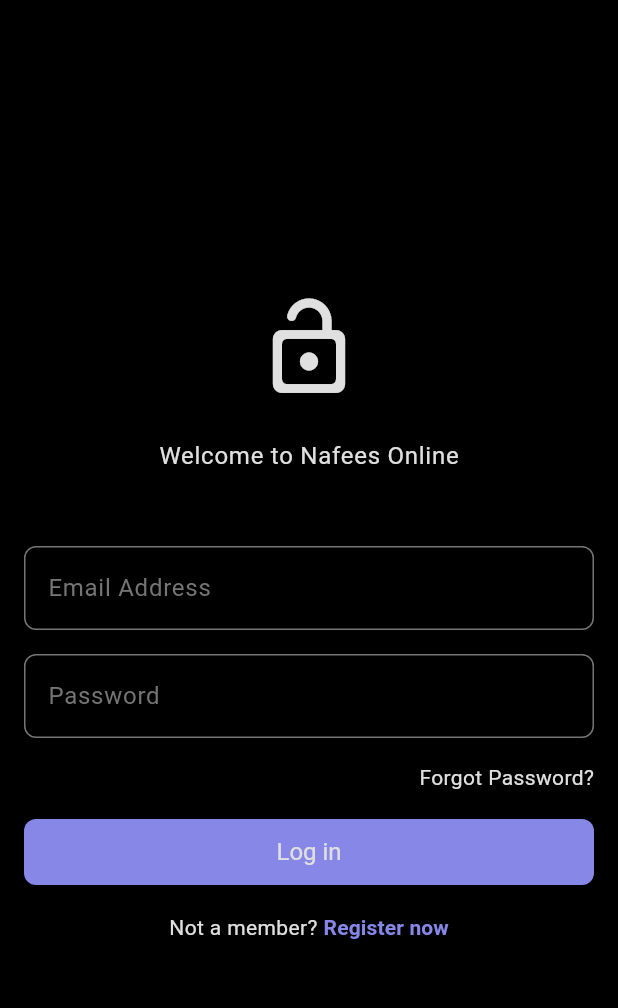
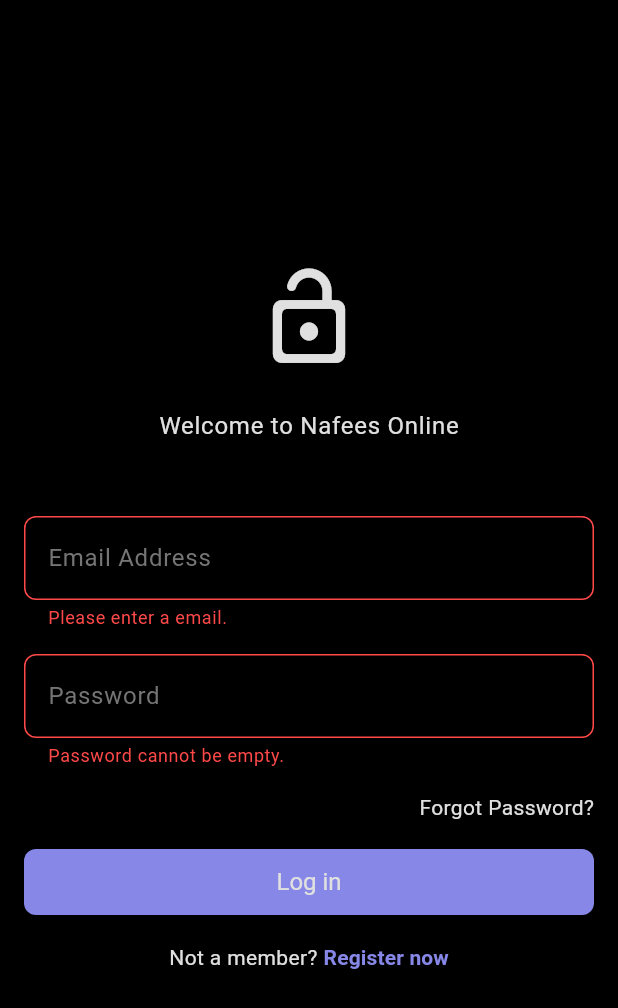
Before and after one commit to Bilawal-Mehfooz-Malik/simple_food_app, a Flutter app: the screen it shows after launch, after a tap on "Log in", on a phone screen of 412 x 824 dp. Shown: the top 1008 px of the screen. Run offline on Flutter 3.47's test engine with Material 3 defaults, Android fonts, the light colour scheme and no system bars; our stand-ins replace email_validator, flutter_credit_card, flutter_riverpod, riverpod_annotation; generated files the repository leaves out were written again.

Commit message:
added validators

```diff
--- a/lib/components/custom_textfield.dart
+++ b/lib/components/custom_textfield.dart
@@ -3,25 +3,31 @@
 import 'package:simple_food_app/utils/extensions.dart';
 
 class CustomTextField extends StatelessWidget {
-  final TextEditingController controller;
-  final String hintText;
-  final bool obscureText;
   const CustomTextField({
     super.key,
     required this.hintText,
     required this.controller,
     this.obscureText = false,
+    required this.validator,
   });
+
+  final TextEditingController controller;
+  final String hintText;
+  final bool obscureText;
+  final String? Function(String?)? validator;
 
   @override
   Widget build(BuildContext context) {
-    return TextField(
+    return TextFormField(
+      validator: validator,
       controller: controller,
       obscureText: obscureText,
       decoration: InputDecoration(
         hintText: hintText,
         enabledBorder: _border(context.color.onSecondary),
         focusedBorder: _border(context.color.primary),
+        errorBorder: _border(context.color.error),
+        focusedErrorBorder: _border(context.color.primary),
         hintStyle: TextStyle(color: context.color.onSecondary),
       ),
     );
--- a/lib/components/responsive_center.dart
+++ b/lib/components/responsive_center.dart
@@ -26,6 +26,9 @@
     return Center(
       child: LayoutBuilder(builder: (context, constraints) {
         return Container(
+          margin: showBorder && constraints.maxWidth >= maxContentWidth
+              ? const EdgeInsets.all(Sizes.p4)
+              : null,
           decoration: showBorder && constraints.maxWidth >= maxContentWidth
               ? BoxDecoration(
                   border: Border.all(color: context.color.secondary),
--- a/lib/features/auth/presentation/common/buttons_section.dart
+++ /dev/null
@@ -1,55 +0,0 @@
-import 'package:flutter/material.dart';
-import 'package:simple_food_app/components/app_sizes.dart';
-import 'package:simple_food_app/features/auth/presentation/login/login_screen.dart';
-import 'package:simple_food_app/features/auth/presentation/signup/signup_screen.dart';
-import 'package:simple_food_app/features/auth/presentation/common/bottom_toggle_button.dart';
-
-class ButtonsSection extends StatelessWidget {
-  const ButtonsSection({
-    super.key,
-    required this.loginOrSignup,
-    required this.firstText,
-    required this.secondText,
-  });
-
-  final String loginOrSignup;
-  final String firstText;
-  final String secondText;
-
-  @override
-  Widget build(BuildContext context) {
-    return Column(
-      children: [
-        //* Log In Button
-        ElevatedButton(onPressed: () {}, child: Text(loginOrSignup)),
-        gapH16,
-
-        //* Not a member? register now
-        BottomToggleButton(
-          firstText: firstText,
-          secondText: secondText,
-          onTap: () => _toggleAuth(context),
-        ),
-      ],
-    );
-  }
-
-  void _toggleAuth(BuildContext context) {
-    Navigator.of(context).pushReplacement(
-      MaterialPageRoute(
-        builder: (context) {
-          switch (loginOrSignup) {
-            case 'sign up':
-              return const LoginScreen();
-
-            case 'Log in':
-              return const SignupScreen();
-
-            default:
-              return const LoginScreen();
-          }
-        },
-      ),
-    );
-  }
-}
--- a/lib/features/auth/presentation/common/text_field_section.dart
+++ b/lib/features/auth/presentation/common/text_field_section.dart
@@ -2,15 +2,18 @@
 import 'package:simple_food_app/components/app_sizes.dart';
 import 'package:simple_food_app/utils/string_hardcoded.dart';
 import 'package:simple_food_app/components/custom_textfield.dart';
+import 'package:simple_food_app/utils/validators.dart';
 
 class TextFieldSection extends StatelessWidget {
   const TextFieldSection({
     super.key,
     required this.emailController,
     required this.passController,
+    this.nameController,
     this.cnfrmPassController,
   });
 
+  final TextEditingController? nameController;
   final TextEditingController emailController;
   final TextEditingController passController;
   final TextEditingController? cnfrmPassController;
@@ -19,10 +22,21 @@
   Widget build(BuildContext context) {
     return Column(
       children: [
+        //* Name Text Field
+        if (cnfrmPassController != null) ...[
+          CustomTextField(
+            hintText: 'Full Name'.hardcoded,
+            controller: cnfrmPassController!,
+            validator: Validators.validateName,
+          ),
+          gapH16,
+        ],
+
         //* Email Text Field
         CustomTextField(
           hintText: 'Email Address'.hardcoded,
           controller: emailController,
+          validator: Validators.validateEmail,
         ),
         gapH16,
 
@@ -30,6 +44,7 @@
         CustomTextField(
           hintText: 'Password'.hardcoded,
           controller: passController,
+          validator: Validators.validatePassword,
         ),
 
         //* Confirm Password Text Field
@@ -38,6 +53,8 @@
           CustomTextField(
             hintText: 'Confirm Password'.hardcoded,
             controller: cnfrmPassController!,
+            validator: (value) =>
+                Validators.validateConfirmPassword(value, passController.text),
           ),
         ],
       ],
--- a/lib/features/auth/presentation/forgot_password/forgot_content_controller.dart
+++ b/lib/features/auth/presentation/forgot_password/forgot_content_controller.dart
@@ -2,10 +2,12 @@
 
 part 'forgot_content_controller.g.dart';
 
+enum ForgotContent { resetPassword, emailSent }
+
 @riverpod
 class ForgotContentController extends _$ForgotContentController {
   @override
-  bool build() => false;
+  ForgotContent build() => ForgotContent.resetPassword;
 
-  void updateContent() => state = true;
+  void updateContent() => state = ForgotContent.emailSent;
 }
--- a/lib/features/auth/presentation/forgot_password/forgot_password_button.dart
+++ b/lib/features/auth/presentation/forgot_password/forgot_password_button.dart
@@ -40,7 +40,7 @@
             builder: (_, ref, __) {
               final content = ref.watch(forgotContentControllerProvider);
 
-              return content == false
+              return content == ForgotContent.resetPassword
                   ? ResetPassword(emailController: emailController)
                   : const EmailSent();
             },
--- a/lib/features/auth/presentation/forgot_password/reset_password.dart
+++ b/lib/features/auth/presentation/forgot_password/reset_password.dart
@@ -5,6 +5,7 @@
 import 'package:simple_food_app/features/auth/presentation/forgot_password/forgot_content_controller.dart';
 import 'package:simple_food_app/utils/extensions.dart';
 import 'package:simple_food_app/utils/string_hardcoded.dart';
+import 'package:simple_food_app/utils/validators.dart';
 
 class ResetPassword extends StatelessWidget {
   const ResetPassword({super.key, required this.emailController});
@@ -35,6 +36,7 @@
         CustomTextField(
           hintText: 'Email Address'.hardcoded,
           controller: emailController,
+          validator: Validators.validateEmail,
         ),
         gapH24,
 
--- a/lib/features/auth/presentation/login/login_screen.dart
+++ b/lib/features/auth/presentation/login_screen.dart
@@ -3,10 +3,11 @@
 import 'package:simple_food_app/utils/string_hardcoded.dart';
 import 'package:simple_food_app/components/breakpoints.dart';
 import 'package:simple_food_app/components/responsive_center.dart';
+import 'package:simple_food_app/features/auth/presentation/signup_screen.dart';
 import 'package:simple_food_app/features/auth/presentation/common/auth_header.dart';
+import 'package:simple_food_app/features/auth/presentation/common/text_field_section.dart';
+import 'package:simple_food_app/features/auth/presentation/common/bottom_toggle_button.dart';
 import 'package:simple_food_app/features/auth/presentation/forgot_password/forgot_password_button.dart';
-import 'package:simple_food_app/features/auth/presentation/common/buttons_section.dart';
-import 'package:simple_food_app/features/auth/presentation/common/text_field_section.dart';
 
 class LoginScreen extends StatefulWidget {
   const LoginScreen({super.key});
@@ -57,11 +58,18 @@
                 ForgotPasswordButton(emailController: _emailController),
                 gapH16,
 
-                // Buttons
-                ButtonsSection(
-                  loginOrSignup: 'Log in'.hardcoded,
+                //* Log In Button
+                ElevatedButton(
+                  onPressed: _login,
+                  child: Text('Log in'.hardcoded),
+                ),
+                gapH16,
+
+                //* Not a member? register now
+                BottomToggleButton(
                   firstText: 'Not a member?'.hardcoded,
                   secondText: 'Register now'.hardcoded,
+                  onTap: () => _toggle(context),
                 ),
               ],
             ),
@@ -70,4 +78,18 @@
       ),
     );
   }
+
+  void _login() {
+    if (_formKey.currentState!.validate()) {
+      // add login logic
+    }
+  }
+
+  void _toggle(BuildContext ctx) {
+    Navigator.of(ctx).pushReplacement(
+      MaterialPageRoute(
+        builder: (context) => const SignupScreen(),
+      ),
+    );
+  }
 }
--- a/lib/main.dart
+++ b/lib/main.dart
@@ -1,6 +1,6 @@
 import 'package:flutter/material.dart';
 import 'package:provider/provider.dart';
-import 'package:simple_food_app/features/auth/presentation/login/login_screen.dart';
+import 'package:simple_food_app/features/auth/presentation/login_screen.dart';
 import 'package:simple_food_app/models/restaurant.dart';
 import 'package:simple_food_app/themes/dark_mode.dart';
 import 'package:simple_food_app/themes/theme_provider.dart';
--- /dev/null
+++ b/lib/utils/validators.dart
@@ -0,0 +1,44 @@
+import 'package:email_validator/email_validator.dart';
+import 'package:simple_food_app/utils/string_hardcoded.dart';
+
+class Validators {
+  static String? validateName(String? value) {
+    if (value == null || value.isEmpty) {
+      return 'Please enter a name.'.hardcoded;
+    }
+    if (value.length < 4) {
+      return 'Name must be at least 4 characters long.'.hardcoded;
+    }
+    return null;
+  }
+
+  static String? validateEmail(String? value) {
+    if (value == null || value.isEmpty) {
+      return 'Please enter a email.'.hardcoded;
+    }
+    if (!EmailValidator.validate(value)) {
+      return 'Please enter a valid email.'.hardcoded;
+    }
+    return null;
+  }
+
+  static String? validatePassword(String? value) {
+    if (value == null || value.isEmpty) {
+      return 'Password cannot be empty.'.hardcoded;
+    }
+    if (value.length < 6) {
+      return 'Password must be at least 6 characters long.'.hardcoded;
+    }
+    return null;
+  }
+
+  static String? validateConfirmPassword(String? value, String password) {
+    if (value == null || value.isEmpty) {
+      return 'Confirm password cannot be empty.'.hardcoded;
+    }
+    if (value != password) {
+      return 'Passwords do not match.'.hardcoded;
+    }
+    return null;
+  }
+}
--- a/pubspec.yaml
+++ b/pubspec.yaml
@@ -42,6 +42,7 @@
   intl: ^0.19.0
   riverpod_annotation: ^2.3.5
   flutter_riverpod: ^2.5.1
+  email_validator: ^3.0.0
 
 dev_dependencies:
   flutter_test:
```
Also changed, not shown: lib/features/auth/presentation/signup_screen.dart (renamed from lib/features/auth/presentation/signup/signup_screen.dart, +30 -4 lines), lib/features/auth/presentation/forgot_password/forgot_content_controller.g.dart, pubspec.lock.
